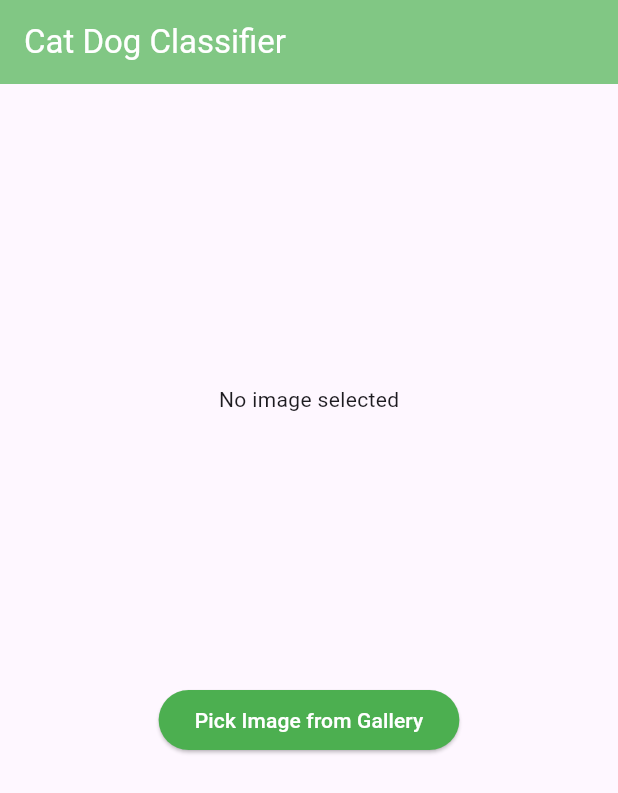
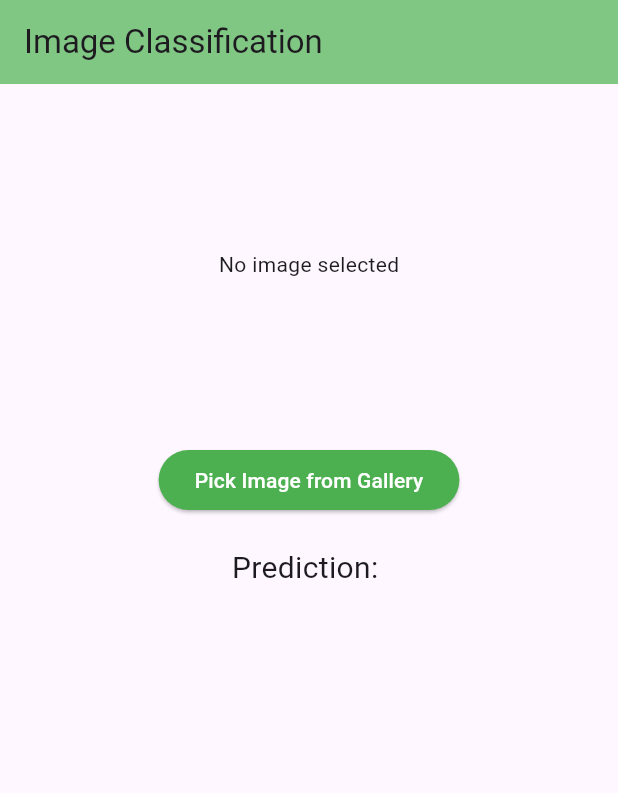
Before and after one commit to Anushka-AppsAiT/dating-app, a Flutter app: the screen it shows after launch, after a tap on "Pick Image from Gallery", on a phone screen of 412 x 824 dp. Shown: the top 793 px of the screen. Run offline on Flutter 3.47's test engine with Material 3 defaults, Android fonts, the phone set to English and light mode, and no system bars; our stand-ins replace image_picker; missing offline and left inert: tflite_v2.

Commit message:
preds not as expected

```diff
--- a/assets/labels.txt
+++ b/assets/labels.txt
@@ -1,2 +1,2 @@
-Cat
-Dog
+Vulgar
+Safe
--- a/lib/main.dart
+++ b/lib/main.dart
@@ -3,6 +3,7 @@ import 'package:flutter/foundation.dart';
 import 'package:flutter/material.dart';
 import 'package:image_picker/image_picker.dart';
 import 'package:tflite_v2/tflite_v2.dart';
+import 'package:image/image.dart' as img;
 
 void main() {
   runApp(MyApp());
@@ -25,33 +26,41 @@ class ImagePickerDemo extends StatefulWidget {
 class _ImagePickerDemoState extends State<ImagePickerDemo> {
   final ImagePicker _picker = ImagePicker();
   XFile? _image;
-  File? file;
-  var _recognitions;
-  var result = "";
-  // var dataList = [];
+  String result = "";
+  String probability1 = "";
+  String probability2 = "";
+
   @override
   void initState() {
     super.initState();
-    loadmodel().then((value) {
+    loadModel().then((value) {
       setState(() {});
     });
   }
 
-  loadmodel() async {
+  Future<void> loadModel() async {
+    try {
       await Tflite.loadModel(
-      model: "assets/model_unquant.tflite",
+        model: "assets/dating_model.tflite",
         labels: "assets/labels.txt",
       );
+    } catch (e) {
+      if (kDebugMode) {
+        print('Error loading model: $e');
+      }
+    }
   }
 
   Future<void> _pickImage() async {
     try {
       final XFile? image = await _picker.pickImage(source: ImageSource.gallery);
+      if (image == null) return; // User canceled the picker
+
       setState(() {
         _image = image;
-        file = File(image!.path);
       });
-      detectimage(file!);
+
+      detectImage(File(_image!.path));
     } catch (e) {
       if (kDebugMode) {
         print('Error picking image: $e');
@@ -59,34 +68,70 @@ class _ImagePickerDemoState extends State<ImagePickerDemo> {
     }
   }
 
-  Future detectimage(File image) async {
+  Future<void> detectImage(File image) async {
+    try {
+      // Read the image and resize it
+      img.Image? decodedImage = img.decodeImage(image.readAsBytesSync());
+      if (decodedImage == null) {
+        throw Exception('Failed to decode image');
+      }
+
+      img.Image resizedImage =
+          img.copyResize(decodedImage, width: 180, height: 180);
+
+      // Convert the resized image to Uint8List
+      var resizedImageBytes = img.encodeJpg(resizedImage);
+      if (resizedImageBytes is! Uint8List) {
+        resizedImageBytes = Uint8List.fromList(resizedImageBytes);
+      }
+
+      // Save the resized image to a temporary file to pass to TFLite
+      final tempDir = Directory.systemTemp;
+      final tempFile = File('${tempDir.path}/resized_image.jpg');
+      await tempFile.writeAsBytes(resizedImageBytes);
+
       var recognitions = await Tflite.runModelOnImage(
-        path: image.path,
+        path: tempFile.path,
         imageMean: 0.0,
         imageStd: 255.0,
         numResults: 2,
-        threshold: 0.2,
-        asynch: true);
+        threshold: 0.0, // Setting threshold to 0.0 to get all results
+        asynch: true,
+      );
+
       setState(() {
-      _recognitions = recognitions;
-      result = recognitions![0]['label'].toString();
+        if (recognitions != null && recognitions.isNotEmpty) {
+          result = recognitions[0]['label'].toString();
+          probability1 =
+              'Probability 1: ${recognitions[0]['confidence'].toStringAsFixed(2)}';
+          probability2 =
+              'Probability 2: ${recognitions[1]['confidence'].toStringAsFixed(2)}';
+        } else {
+          result = 'No result';
+          probability1 = '';
+          probability2 = '';
+        }
       });
+    } catch (e) {
+      if (kDebugMode) {
+        print('Error running model: $e');
+      }
+    }
   }
 
   @override
   Widget build(BuildContext context) {
     return Scaffold(
       appBar: AppBar(
-        title: Text('Cat Dog Classifier'),
+        title: Text('Image Classification'),
         backgroundColor: Colors.green.shade300,
-        foregroundColor: Colors.white,
       ),
-      body: Center(
+      body: SingleChildScrollView(
+        child: Center(
           child: Column(
+            mainAxisAlignment: MainAxisAlignment.center,
             children: <Widget>[
-            SizedBox(
-              height: 200,
-            ),
+              SizedBox(height: 20),
               if (_image != null)
                 Container(
                   padding: const EdgeInsets.all(20),
@@ -95,12 +140,14 @@ class _ImagePickerDemoState extends State<ImagePickerDemo> {
                     height: 200,
                     width: 200,
                     fit: BoxFit.cover,
-                  ))
+                  ),
+                )
               else
                 Container(
-                child: Text('No image selected'),
                   height: 200,
+                  child: Center(child: Text('No image selected')),
                 ),
+              SizedBox(height: 20),
               ElevatedButton(
                 style: ElevatedButton.styleFrom(
                   backgroundColor: Colors.green.shade500,
@@ -111,10 +158,23 @@ class _ImagePickerDemoState extends State<ImagePickerDemo> {
               ),
               SizedBox(height: 20),
               Text(
-              result,
+                'Prediction: $result',
                 style: TextStyle(fontSize: 20),
               ),
+              if (probability1.isNotEmpty && probability2.isNotEmpty) ...[
+                SizedBox(height: 10),
+                Text(
+                  probability1,
+                  style: TextStyle(fontSize: 18),
+                ),
+                SizedBox(height: 5),
+                Text(
+                  probability2,
+                  style: TextStyle(fontSize: 18),
+                ),
               ],
+            ],
+          ),
         ),
       ),
     );
--- a/pubspec.yaml
+++ b/pubspec.yaml
@@ -36,6 +36,7 @@ dependencies:
   cupertino_icons: ^1.0.6
   image_picker: ^1.0.4
   tflite_v2: ^1.0.0
+  image: ^4.2.0
 
 dev_dependencies:
   flutter_test:
@@ -61,7 +62,9 @@ flutter:
   # To add assets to your application, add an assets section, like this:
   assets:
     - assets/labels.txt
-    - assets/model_unquant.tflite
+    - assets/dating_model.tflite
+    - assets/model.tflite
+
 
   # An image asset can refer to one or more resolution-specific "variants", see
   # https://flutter.dev/assets-and-images/#resolution-aware
```
Also changed, not shown: pubspec.lock, 3 other files. Lines whose indentation alone changed are shown as unchanged.
